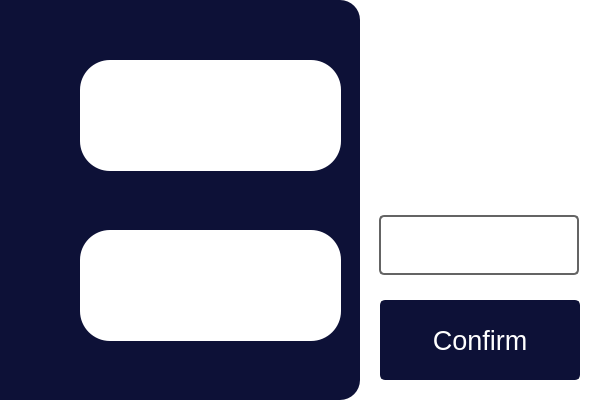
truongkhoa1799/E-Healthcare-System, file gui/momo_chatbot_gui.ui: the form before one commit.
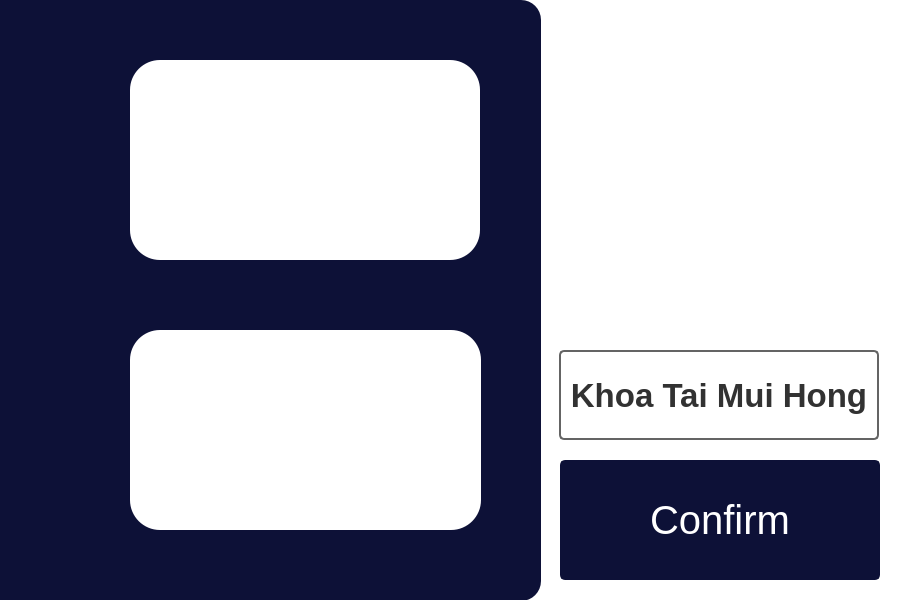
The form after the commit. Icons and pictures are not drawn.

The edit to the form file:
```diff
--- a/gui/momo_chatbot_gui.ui
+++ b/gui/momo_chatbot_gui.ui
@@ -6,8 +6,8 @@
    <rect>
     <x>0</x>
     <y>0</y>
-    <width>600</width>
-    <height>400</height>
+    <width>900</width>
+    <height>600</height>
    </rect>
   </property>
   <property name="windowTitle">
@@ -18,8 +18,8 @@
     <rect>
      <x>0</x>
      <y>0</y>
-     <width>600</width>
-     <height>400</height>
+     <width>900</width>
+     <height>600</height>
     </rect>
    </property>
    <property name="styleSheet">
@@ -28,21 +28,21 @@
    <widget class="QFrame" name="horizontalFrame">
     <property name="geometry">
      <rect>
-      <x>360</x>
+      <x>540</x>
       <y>0</y>
-      <width>240</width>
-      <height>400</height>
+      <width>360</width>
+      <height>600</height>
      </rect>
     </property>
     <property name="styleSheet">
-     <string notr="true">background: rgb(229, 33, 101);</string>
+     <string notr="true">background: rgb(255, 255, 255);</string>
     </property>
     <widget class="QLabel" name="label">
      <property name="geometry">
       <rect>
-       <x>0</x>
+       <x>540</x>
        <y>0</y>
-       <width>240</width>
+       <width>360</width>
        <height>400</height>
       </rect>
      </property>
@@ -61,14 +61,14 @@
      <property name="geometry">
       <rect>
        <x>20</x>
-       <y>300</y>
-       <width>200</width>
-       <height>80</height>
+       <y>460</y>
+       <width>320</width>
+       <height>120</height>
       </rect>
      </property>
      <property name="font">
       <font>
-       <pointsize>20</pointsize>
+       <pointsize>30</pointsize>
       </font>
      </property>
      <property name="styleSheet">
@@ -98,8 +98,8 @@
       <rect>
        <x>20</x>
        <y>20</y>
-       <width>201</width>
-       <height>161</height>
+       <width>321</width>
+       <height>241</height>
       </rect>
      </property>
      <property name="maximumSize">
@@ -126,15 +126,15 @@
      <property name="geometry">
       <rect>
        <x>9</x>
-       <y>215</y>
-       <width>221</width>
-       <height>60</height>
+       <y>350</y>
+       <width>400</width>
+       <height>90</height>
       </rect>
      </property>
      <property name="maximumSize">
       <size>
        <width>16777215</width>
-       <height>60</height>
+       <height>100000</height>
       </size>
      </property>
      <property name="styleSheet">
@@ -151,14 +151,14 @@
        <rect>
         <x>10</x>
         <y>0</y>
-        <width>200</width>
-        <height>60</height>
+        <width>320</width>
+        <height>90</height>
        </rect>
       </property>
       <property name="font">
        <font>
         <family>Segoe UI</family>
-        <pointsize>20</pointsize>
+        <pointsize>25</pointsize>
         <weight>75</weight>
         <bold>true</bold>
        </font>
@@ -169,7 +169,7 @@
 border-radius: 5px;	</string>
       </property>
       <property name="text">
-       <string/>
+       <string>Khoa Tai Mui Hong</string>
       </property>
       <property name="alignment">
        <set>Qt::AlignCenter</set>
@@ -182,8 +182,8 @@
      <rect>
       <x>0</x>
       <y>0</y>
-      <width>360</width>
-      <height>400</height>
+      <width>541</width>
+      <height>601</height>
      </rect>
     </property>
     <property name="styleSheet">
@@ -196,10 +196,10 @@
     <widget class="QLabel" name="label_2">
      <property name="geometry">
       <rect>
-       <x>80</x>
+       <x>130</x>
        <y>60</y>
-       <width>261</width>
-       <height>111</height>
+       <width>350</width>
+       <height>200</height>
       </rect>
      </property>
      <property name="styleSheet">
@@ -213,10 +213,10 @@
     <widget class="QLabel" name="label_3">
      <property name="geometry">
       <rect>
-       <x>80</x>
-       <y>230</y>
-       <width>261</width>
-       <height>111</height>
+       <x>130</x>
+       <y>330</y>
+       <width>351</width>
+       <height>200</height>
       </rect>
      </property>
      <property name="styleSheet">
@@ -231,9 +231,9 @@
      <property name="geometry">
       <rect>
        <x>0</x>
-       <y>260</y>
-       <width>80</width>
-       <height>60</height>
+       <y>370</y>
+       <width>131</width>
+       <height>121</height>
       </rect>
      </property>
      <property name="maximumSize">
@@ -260,9 +260,9 @@
      <property name="geometry">
       <rect>
        <x>0</x>
-       <y>80</y>
-       <width>80</width>
-       <height>60</height>
+       <y>100</y>
+       <width>131</width>
+       <height>121</height>
       </rect>
      </property>
      <property name="maximumSize">
@@ -288,12 +288,17 @@
     <widget class="QLabel" name="patient_conversation">
      <property name="geometry">
       <rect>
-       <x>90</x>
-       <y>240</y>
-       <width>241</width>
-       <height>91</height>
+       <x>139</x>
+       <y>360</y>
+       <width>311</width>
+       <height>150</height>
       </rect>
      </property>
+     <property name="font">
+      <font>
+       <pointsize>17</pointsize>
+      </font>
+     </property>
      <property name="styleSheet">
       <string notr="true">background: rgb(255,255,255);
 color: rgb(50, 50, 50);
@@ -306,15 +311,15 @@
     <widget class="QLabel" name="momo_conversation">
      <property name="geometry">
       <rect>
-       <x>90</x>
-       <y>70</y>
-       <width>241</width>
-       <height>91</height>
+       <x>139</x>
+       <y>80</y>
+       <width>311</width>
+       <height>150</height>
       </rect>
      </property>
      <property name="font">
       <font>
-       <pointsize>15</pointsize>
+       <pointsize>17</pointsize>
       </font>
      </property>
      <property name="styleSheet">
```
